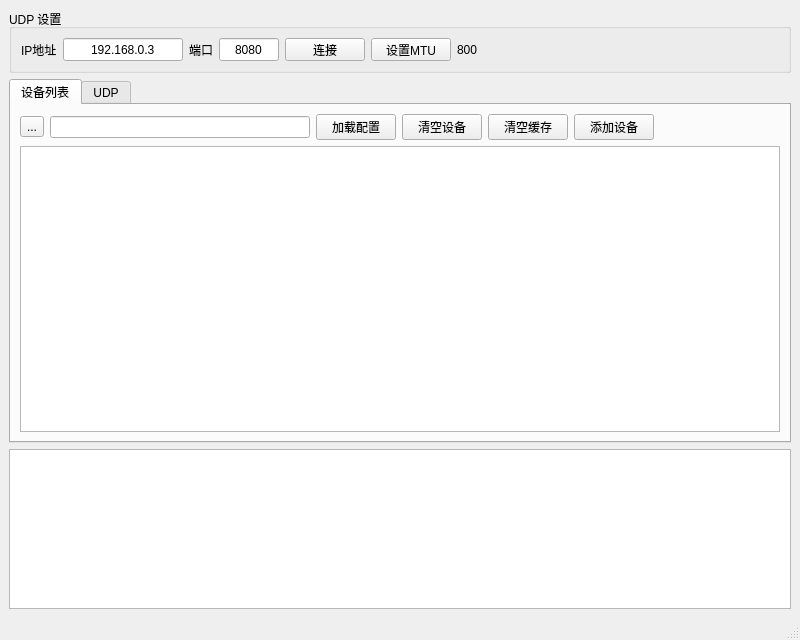
Above: mainwindow.ui from PainterCGJ/wht_backend before the change. Below: the same form after it.
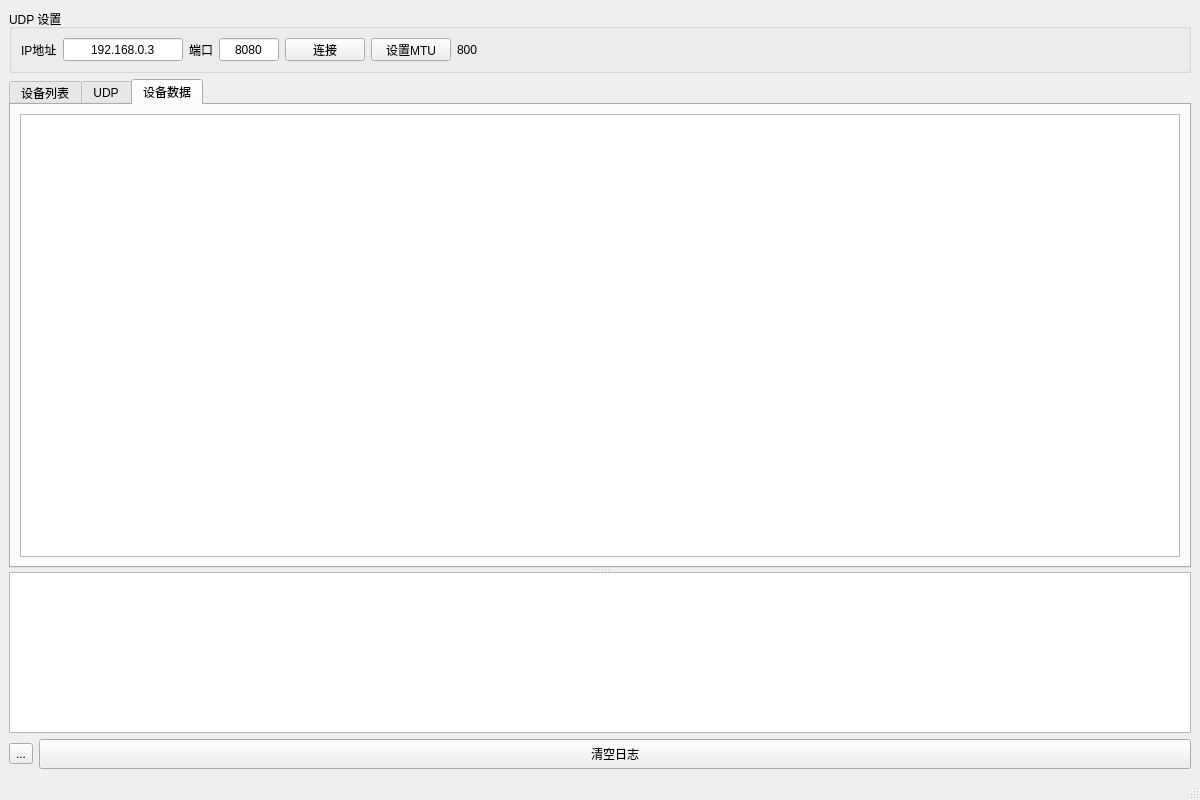
That is the form after the change. The open tabs and pages were chosen to show the change. Icons and pictures are not drawn.

Commit message:
feat(ui): 新增数据页面和日志控制功能
- 添加数据页面(DataPage)用于显示设备数据表格
- 引入日志暂停/恢复控制功能，支持动态启用/禁用日志输出
- 优化UI布局，增加垂直分割器和设备数据标签页
- 添加.clang-format、.clang-tidy和.clangd配置文件以统一代码风格
- 扩展协议支持，新增backend2master通信模块
- 改进缓冲区管理，使用内存拷贝优化数据设置性能
- 修复片段列标题显示问题，确保正确显示片段编号

Patch:
```diff
--- a/mainwindow.ui
+++ b/mainwindow.ui
@@ -6,8 +6,8 @@
    <rect>
     <x>0</x>
     <y>0</y>
-    <width>800</width>
-    <height>640</height>
+    <width>1200</width>
+    <height>800</height>
    </rect>
   </property>
   <property name="windowTitle">
@@ -15,7 +15,7 @@
   </property>
   <widget class="QWidget" name="centralwidget">
    <layout class="QGridLayout" name="gridLayout_2">
-    <item row="0" column="0">
+    <item row="0" column="0" colspan="2">
      <widget class="QGroupBox" name="groupBox">
       <property name="title">
        <string>UDP 设置</string>
@@ -235,29 +235,11 @@
       </layout>
      </widget>
     </item>
-    <item row="2" column="0">
-     <widget class="QPlainTextEdit" name="logEdit">
-      <property name="sizePolicy">
-       <sizepolicy hsizetype="Expanding" vsizetype="Preferred">
-        <horstretch>0</horstretch>
-        <verstretch>0</verstretch>
-       </sizepolicy>
+    <item row="1" column="0" colspan="2">
+     <widget class="QSplitter" name="splitter">
+      <property name="orientation">
+       <enum>Qt::Orientation::Vertical</enum>
       </property>
-      <property name="minimumSize">
-       <size>
-        <width>0</width>
-        <height>160</height>
-       </size>
-      </property>
-      <property name="maximumSize">
-       <size>
-        <width>16777215</width>
-        <height>160</height>
-       </size>
-      </property>
-     </widget>
-    </item>
-    <item row="1" column="0">
      <widget class="QTabWidget" name="tabWidget">
       <property name="currentIndex">
        <number>0</number>
@@ -408,6 +390,66 @@
         </item>
        </layout>
       </widget>
+       <widget class="QWidget" name="tab_3">
+        <attribute name="title">
+         <string>设备数据</string>
+        </attribute>
+        <layout class="QGridLayout" name="gridLayout_7">
+         <item row="0" column="0">
+          <widget class="QTableWidget" name="dataTableWidget"/>
+         </item>
+        </layout>
+       </widget>
+      </widget>
+      <widget class="QPlainTextEdit" name="logEdit">
+       <property name="sizePolicy">
+        <sizepolicy hsizetype="Expanding" vsizetype="Preferred">
+         <horstretch>0</horstretch>
+         <verstretch>0</verstretch>
+        </sizepolicy>
+       </property>
+       <property name="minimumSize">
+        <size>
+         <width>0</width>
+         <height>160</height>
+        </size>
+       </property>
+       <property name="maximumSize">
+        <size>
+         <width>16777215</width>
+         <height>16777215</height>
+        </size>
+       </property>
+      </widget>
+     </widget>
+    </item>
+    <item row="2" column="0">
+     <widget class="QToolButton" name="logCtrlButton">
+      <property name="text">
+       <string>...</string>
+      </property>
+      <property name="icon">
+       <iconset theme="QIcon::ThemeIcon::MediaPlaybackPause"/>
+      </property>
+      <property name="iconSize">
+       <size>
+        <width>20</width>
+        <height>20</height>
+       </size>
+      </property>
+     </widget>
+    </item>
+    <item row="2" column="1">
+     <widget class="QPushButton" name="clearLogButton">
+      <property name="minimumSize">
+       <size>
+        <width>0</width>
+        <height>30</height>
+       </size>
+      </property>
+      <property name="text">
+       <string>清空日志</string>
+      </property>
      </widget>
     </item>
    </layout>
```
Left out of the diff: 2 changed lines with no effect on the pictures. Lines whose indentation alone changed are shown as unchanged. The commit also changes 26 other files.
